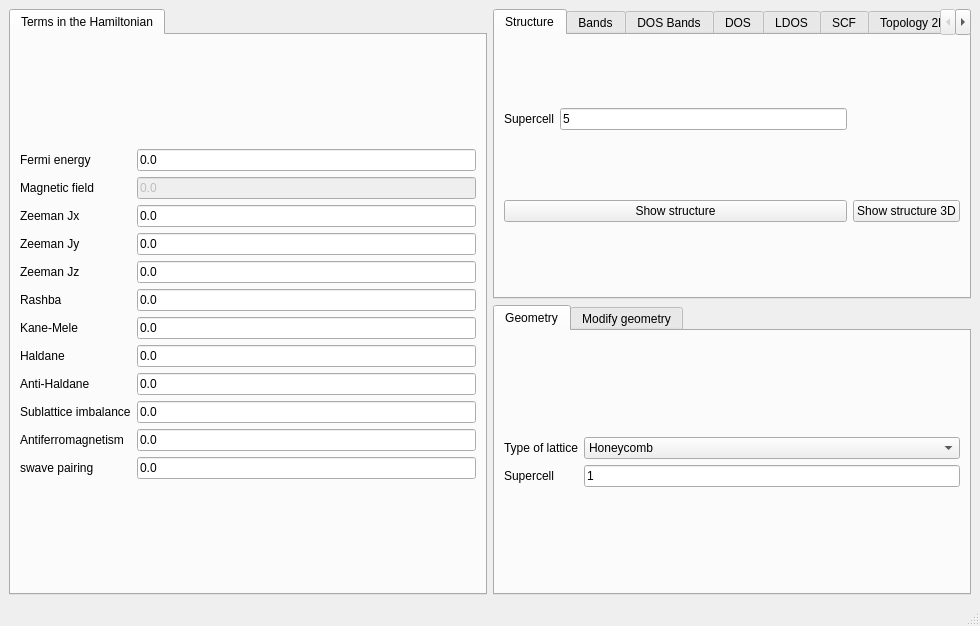
This is development/interface-pyqt/2d/interface.ui in joselado/quantum-honeycomp as Qt 5 draws it before an edit. The edited form follows.
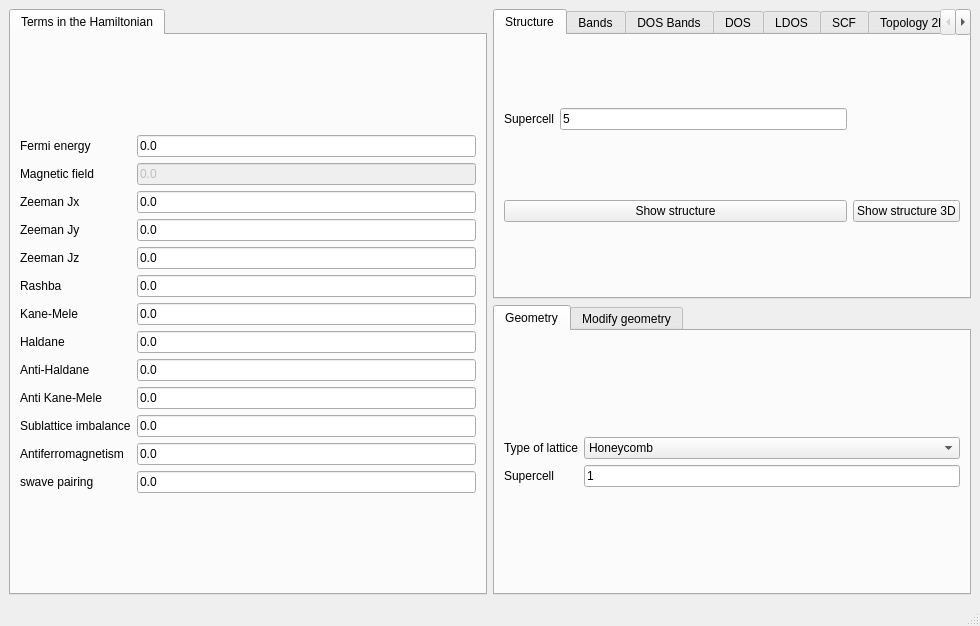
This is the edited form.

The edit to the form file:
```diff
--- a/development/interface-pyqt/2d/interface.ui
+++ b/development/interface-pyqt/2d/interface.ui
@@ -27,6 +27,13 @@
        <layout class="QGridLayout" name="gridLayout_24">
         <item row="0" column="0">
          <layout class="QGridLayout" name="gridLayout">
+          <item row="4" column="1">
+           <widget class="QLineEdit" name="Bz">
+            <property name="text">
+             <string>0.0</string>
+            </property>
+           </widget>
+          </item>
           <item row="2" column="1">
            <widget class="QLineEdit" name="Bx">
             <property name="text">
@@ -41,7 +48,7 @@
             </property>
            </widget>
           </item>
-          <item row="9" column="1">
+          <item row="10" column="1">
            <widget class="QLineEdit" name="mAB">
             <property name="text">
              <string>0.0</string>
@@ -93,7 +100,7 @@
             </property>
            </widget>
           </item>
-          <item row="11" column="0">
+          <item row="12" column="0">
            <widget class="QLabel" name="label_26">
             <property name="text">
              <string>swave pairing</string>
@@ -124,7 +131,7 @@
             </property>
            </widget>
           </item>
-          <item row="10" column="1">
+          <item row="11" column="1">
            <widget class="QLineEdit" name="mAF">
             <property name="text">
              <string>0.0</string>
@@ -159,7 +166,7 @@
             </property>
            </widget>
           </item>
-          <item row="9" column="0">
+          <item row="10" column="0">
            <widget class="QLabel" name="label_12">
             <property name="text">
              <string>Sublattice imbalance</string>
@@ -173,21 +180,14 @@
             </property>
            </widget>
           </item>
-          <item row="11" column="1">
+          <item row="12" column="1">
            <widget class="QLineEdit" name="swave">
             <property name="text">
              <string>0.0</string>
             </property>
            </widget>
           </item>
-          <item row="4" column="1">
-           <widget class="QLineEdit" name="Bz">
-            <property name="text">
-             <string>0.0</string>
-            </property>
-           </widget>
-          </item>
-          <item row="10" column="0">
+          <item row="11" column="0">
            <widget class="QLabel" name="label_13">
             <property name="text">
              <string>Antiferromagnetism</string>
@@ -201,6 +201,20 @@
             </property>
            </widget>
           </item>
+          <item row="9" column="1">
+           <widget class="QLineEdit" name="antikanemele">
+            <property name="text">
+             <string>0.0</string>
+            </property>
+           </widget>
+          </item>
+          <item row="9" column="0">
+           <widget class="QLabel" name="label_16">
+            <property name="text">
+             <string>Anti Kane-Mele</string>
+            </property>
+           </widget>
+          </item>
          </layout>
         </item>
        </layout>
@@ -1056,11 +1070,21 @@
               <string>Honeycomb</string>
              </property>
             </item>
+            <item>
+             <property name="text">
+              <string>Honeycomb rectangular</string>
+             </property>
+            </item>
             <item>
              <property name="text">
               <string>Square</string>
              </property>
             </item>
+            <item>
+             <property name="text">
+              <string>Single square</string>
+             </property>
+            </item>
             <item>
              <property name="text">
               <string>Triangular</string>
@@ -1144,7 +1168,7 @@
      <x>0</x>
      <y>0</y>
      <width>980</width>
-     <height>28</height>
+     <height>25</height>
     </rect>
    </property>
   </widget>
```
